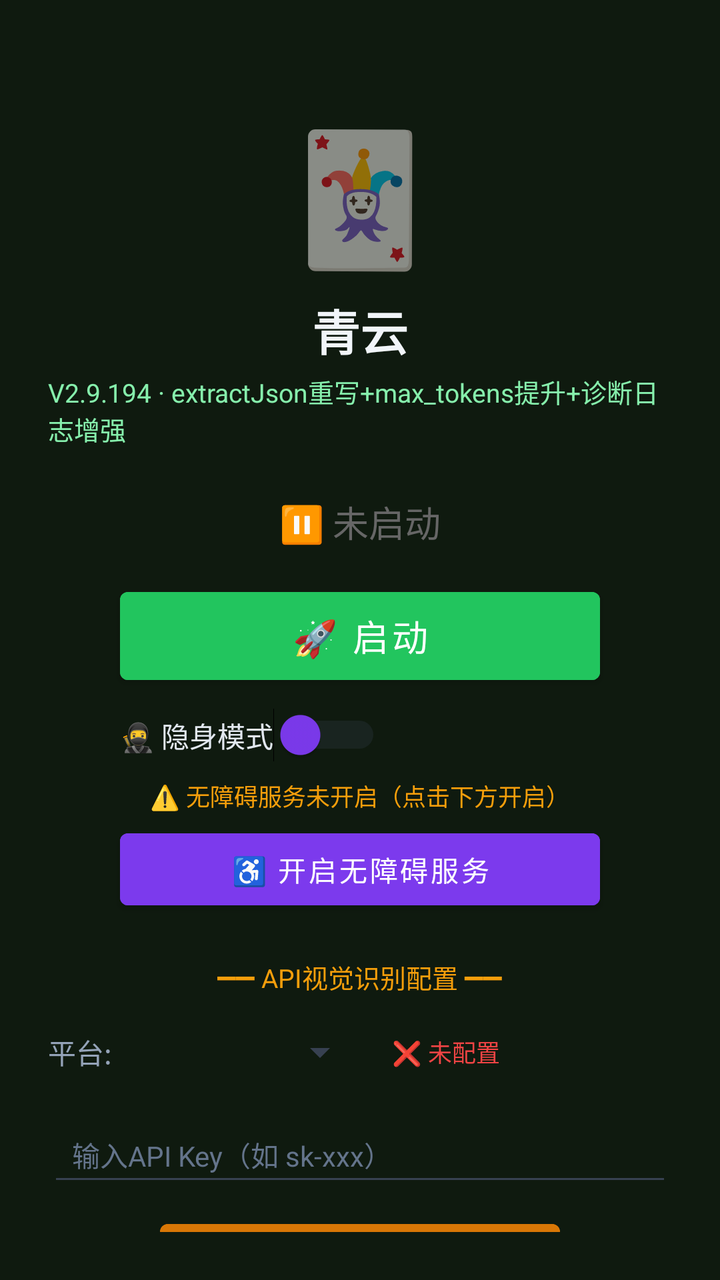
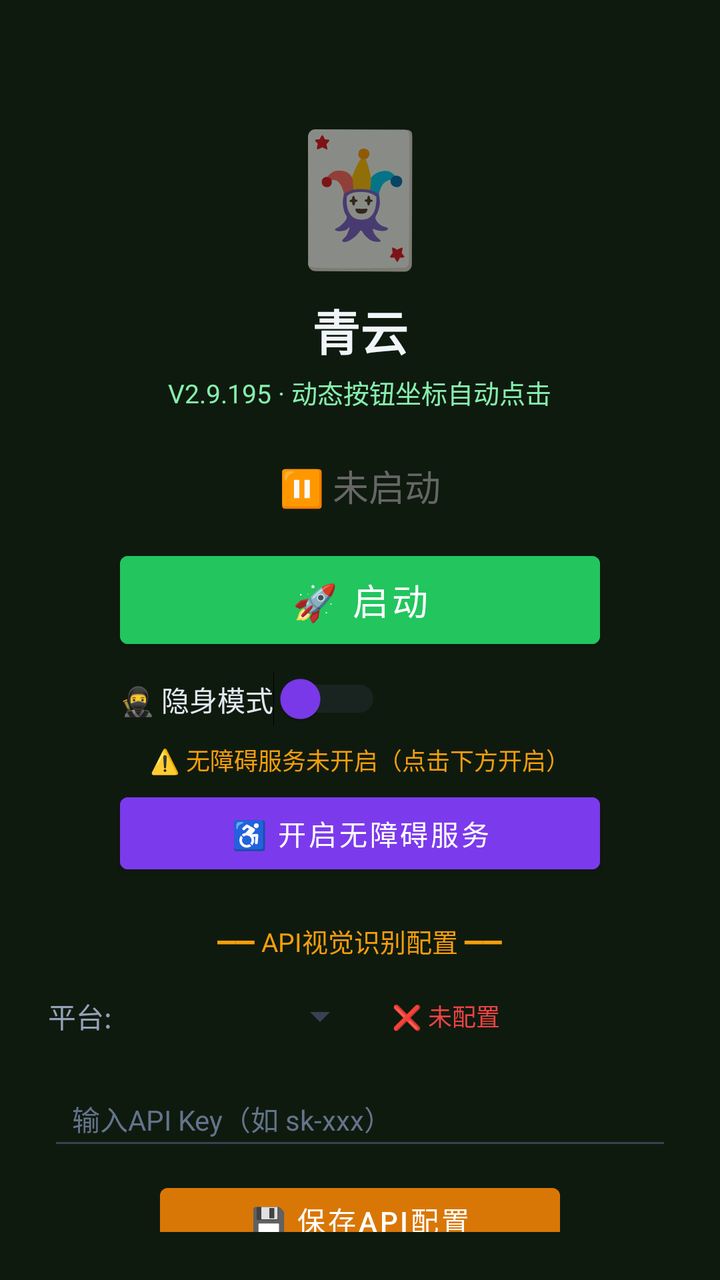

An Android layout rendered at two revisions. The XML below is the earlier revision; the diff shows what the commit changed to produce the second picture.
<!-- AndroidManifest.xml: activity theme Theme.MjScreenshot -->
<!-- res/layout/activity_main.xml -->
<?xml version="1.0" encoding="utf-8"?>
<LinearLayout xmlns:android="http://schemas.android.com/apk/res/android"
    android:layout_width="match_parent"
    android:layout_height="match_parent"
    android:orientation="vertical"
    android:background="#0f1a0f"
    android:padding="24dp"
    android:gravity="center_horizontal">

    <TextView
        android:layout_width="wrap_content"
        android:layout_height="wrap_content"
        android:text="🃏"
        android:textSize="64sp"
        android:layout_marginTop="30dp" />

    <TextView
        android:layout_width="wrap_content"
        android:layout_height="wrap_content"
        android:text="青云"
        android:textSize="24sp"
        android:textColor="#f1f5f9"
        android:textStyle="bold"
        android:layout_marginTop="8dp" />

    <TextView
        android:layout_width="wrap_content"
        android:layout_height="wrap_content"
        android:text="V2.9.194 · extractJson重写+max_tokens提升+诊断日志增强"
        android:textSize="13sp"
        android:textColor="#86efac"
        android:layout_marginTop="4dp" />

    <TextView
        android:id="@+id/tvStatus"
        android:layout_width="wrap_content"
        android:layout_height="wrap_content"
        android:text="⏸ 未启动"
        android:textSize="18sp"
        android:textColor="#666666"
        android:layout_marginTop="24dp" />

    <Button
        android:id="@+id/btnStart"
        android:layout_width="240dp"
        android:layout_height="56dp"
        android:text="🚀 启动"
        android:textSize="18sp"
        android:textColor="#ffffff"
        android:backgroundTint="#22c55e"
        android:layout_marginTop="16dp" />

    <Button
        android:id="@+id/btnHelper"
        android:layout_width="240dp"
        android:layout_height="56dp"
        android:text="🃏 打开智囊"
        android:textSize="16sp"
        android:textColor="#ffffff"
        android:backgroundTint="#16a34a"
        android:layout_marginTop="12dp"
        android:visibility="gone" />

    
    <LinearLayout
        android:layout_width="240dp"
        android:layout_height="wrap_content"
        android:orientation="horizontal"
        android:gravity="center_vertical"
        android:layout_marginTop="8dp">

        <Switch
            android:id="@+id/switchStealth"
            android:layout_width="wrap_content"
            android:layout_height="wrap_content"
            android:text="🥷 隐身模式"
            android:textColor="#e2e8f0"
            android:textSize="14sp"
            android:thumbTint="#7c3aed"
            android:trackTint="#374151" />
    </LinearLayout>

    <TextView
        android:id="@+id/tvAccessibilityStatus"
        android:layout_width="wrap_content"
        android:layout_height="wrap_content"
        android:text="⚠️ 无障碍服务未开启（点击下方开启）"
        android:textSize="12sp"
        android:textColor="#f59e0b"
        android:layout_marginTop="8dp"
        android:gravity="center" />

    <Button
        android:id="@+id/btnAccessibility"
        android:layout_width="240dp"
        android:layout_height="48dp"
        android:text="♿ 开启无障碍服务"
        android:textSize="14sp"
        android:textColor="#ffffff"
        android:backgroundTint="#7c3aed"
        android:layout_marginTop="4dp" />

    <TextView
        android:layout_width="wrap_content"
        android:layout_height="wrap_content"
        android:text="━━ API视觉识别配置 ━━"
        android:textSize="13sp"
        android:textColor="#f59e0b"
        android:layout_marginTop="20dp" />

    <LinearLayout
        android:layout_width="match_parent"
        android:layout_height="wrap_content"
        android:orientation="horizontal"
        android:layout_marginTop="8dp"
        android:gravity="center_vertical">

        <TextView
            android:layout_width="wrap_content"
            android:layout_height="wrap_content"
            android:text="平台:"
            android:textSize="14sp"
            android:textColor="#94a3b8" />

        <Spinner
            android:id="@+id/spinnerProvider"
            android:layout_width="120dp"
            android:layout_height="40dp"
            android:layout_marginStart="8dp"
            android:backgroundTint="#374151" />

        <TextView
            android:id="@+id/tvApiStatus"
            android:layout_width="wrap_content"
            android:layout_height="wrap_content"
            android:text="❌ 未配置"
            android:textSize="12sp"
            android:textColor="#ef4444"
            android:layout_marginStart="12dp" />
    </LinearLayout>

    <EditText
        android:id="@+id/etApiKey"
        android:layout_width="match_parent"
        android:layout_height="44dp"
        android:hint="输入API Key（如 sk-xxx）"
        android:textSize="14sp"
        android:textColor="#e2e8f0"
        android:textColorHint="#64748b"
        android:backgroundTint="#374151"
        android:inputType="textPassword"
        android:layout_marginTop="8dp"
        android:paddingStart="12dp"
        android:paddingEnd="12dp" />

    <Button
        android:id="@+id/btnSaveApi"
        android:layout_width="200dp"
        android:layout_height="44dp"
        android:text="💾 保存API配置"
        android:textSize="14sp"
        android:textColor="#ffffff"
        android:backgroundTint="#d97706"
        android:layout_marginTop="8dp" />

    <TextView
        android:id="@+id/tvHint"
        android:layout_width="wrap_content"
        android:layout_height="wrap_content"
        android:text="先点上方按钮启动截屏"
        android:textSize="13sp"
        android:textColor="#666666"
        android:layout_marginTop="12dp"
        android:gravity="center" />

    <TextView
        android:layout_width="wrap_content"
        android:layout_height="wrap_content"
        android:text="使用步骤：\n1. 配置API Key（支持OpenAI/通义千问VL/硅基流动）\n2. 点「开启无障碍服务」→ 开启\n3. 开启「🥷隐身模式」(反检测)\n4. 点「启动」→ 允许悬浮窗\n5. 打牌时点屏幕上的🎯悬浮球即可截屏识别\n★ 拖动悬浮球可移到不挡牌的位置 ★\n★ 长按悬浮球可展开/收起详细面板 ★\n★ 悬浮球边框颜色=建议：绿=加注 橙=跟注 红=弃牌 ★"
        android:textSize="12sp"
        android:textColor="#64748b"
        android:layout_marginTop="12dp"
        android:lineSpacingExtra="3dp" />

</LinearLayout>
<!-- resources referenced by this layout -->
<resources>
  <style name="Theme.MjScreenshot" parent="Theme.MaterialComponents.DayNight.DarkActionBar">
          <item name="colorPrimary">#1e40af</item>
          <item name="colorPrimaryVariant">#1e3a8a</item>
          <item name="colorOnPrimary">#ffffff</item>
          <item name="android:statusBarColor">#0f172a</item>
      </style>
</resources>

<!-- the commit's change to res/layout/activity_main.xml (unified diff, before → after) -->
@@ -26,7 +26,7 @@
     <TextView
         android:layout_width="wrap_content"
         android:layout_height="wrap_content"
-        android:text="V2.9.194 · extractJson重写+max_tokens提升+诊断日志增强"
+        android:text="V2.9.195 · 动态按钮坐标自动点击"
         android:textSize="13sp"
         android:textColor="#86efac"
         android:layout_marginTop="4dp" />
